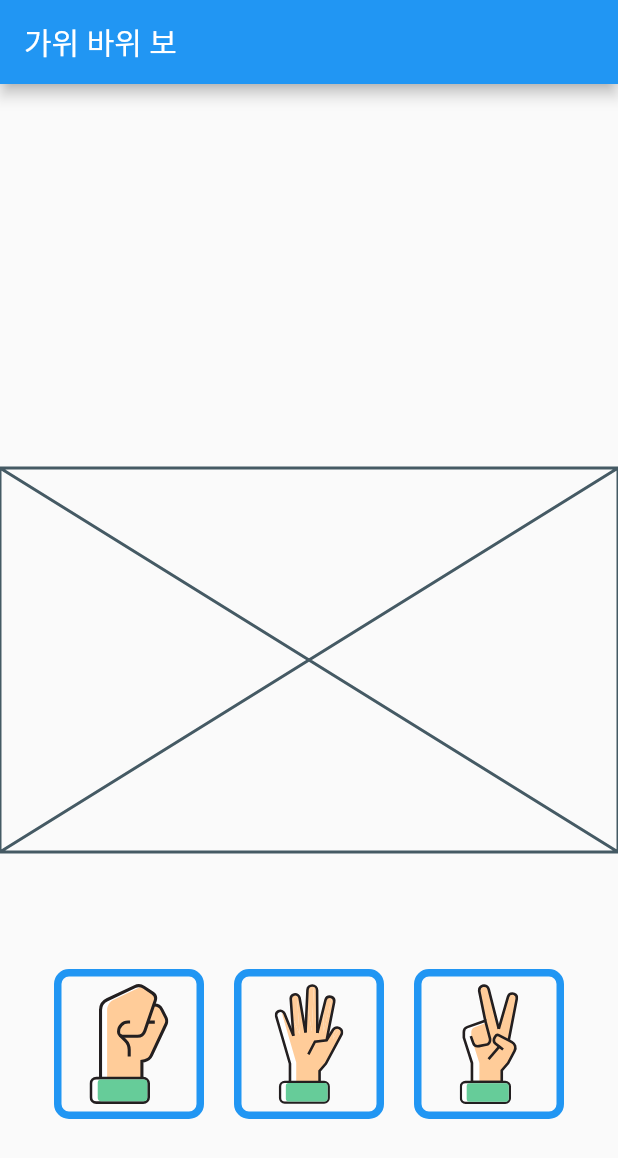
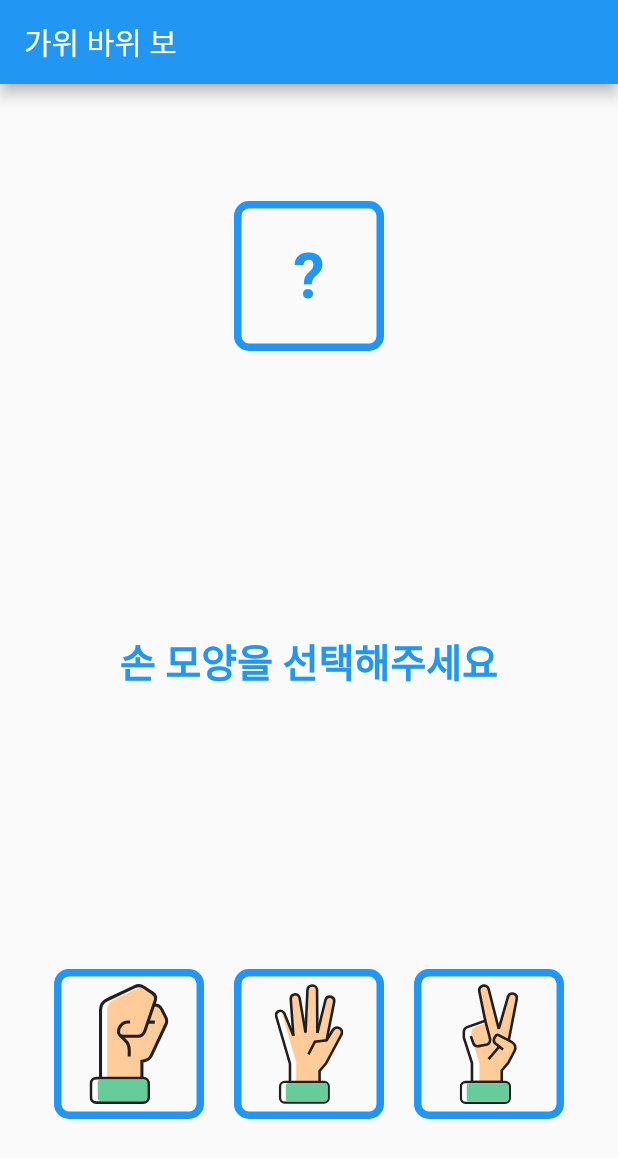
Before and after one commit to JangWoojun/flutter_rsp, a Flutter app: the screen it shows after launch, on a phone screen of 412 x 824 dp. Shown: the top 1158 px of the screen. Run offline on Flutter 3.47's test engine with Material 2 defaults, Android fonts, the phone set to English and light mode, and no system bars; our stand-ins replace flutter_svg.

Commit message:
게임 로직 완성

```diff
--- /dev/null
+++ b/lib/game/enum.dart
@@ -0,0 +1,17 @@
+const imagePath = "assets/images/";
+
+enum InputItem {
+  rock, paper, scissors;
+
+  String get path => "$imagePath/${name[0]}.svg";
+}
+
+enum Result {
+  playerWin('Player 승리'),
+  draw('무승부'),
+  cpuWin('Player 패배');
+
+  const Result(this.displayString);
+
+  final String displayString;
+}
--- a/lib/game/input_item.dart
+++ /dev/null
@@ -1,7 +0,0 @@
-const imagePath = "assets/images/";
-
-enum InputItem {
-  rock, paper, scissors;
-
-  String get path => "$imagePath/${name[0]}.svg";
-}
--- a/lib/game/widget/ai_input.dart
+++ b/lib/game/widget/ai_input.dart
@@ -1,19 +1,39 @@
 import 'package:flutter/material.dart';
+import 'package:flutter_rsp/game/enum.dart';
+import 'package:flutter_rsp/game/widget/input_card.dart';
+import 'package:flutter_svg/svg.dart';
 
 class AiInput extends StatelessWidget {
-  const AiInput({required this.isEnd, super.key});
+  const AiInput({required this.isEnd, required this.aiInput, super.key});
+
   final bool isEnd;
+  final InputItem aiInput;
 
   @override
   Widget build(BuildContext context) {
+    return getAiInput();
+  }
+
+  Widget getAiInput() {
     if (isEnd) {
-      return Scaffold();
+      return Center(child: InputCard(imagePath: aiInput.path, isAi: true));
     } else {
-      return Row(
-        children: [],
+      return Center(
+        child: Container(
+          width: 100,
+          height: 100,
+          padding: const EdgeInsets.all(5),
+          decoration: BoxDecoration(
+              border: Border.all(color: Colors.blue, width: 5),
+              borderRadius: BorderRadius.circular(10)),
+          child: const Center(
+            child: Text(
+              "?",
+              style: TextStyle(fontSize: 42, color: Colors.blue, fontWeight: FontWeight.bold),
+            ),
+          ),
+        ),
       );
     }
   }
-
-
 }
--- a/lib/game/widget/game_result.dart
+++ b/lib/game/widget/game_result.dart
@@ -1,11 +1,51 @@
 import 'package:flutter/material.dart';
 
+import '../enum.dart';
+
 class GameResult extends StatelessWidget {
-  const GameResult({required this.isEnd, super.key});
+  const GameResult({required this.isEnd, this.result, required this.callback, super.key});
+
   final bool isEnd;
+  final Result? result;
+  final VoidCallback callback;
 
   @override
   Widget build(BuildContext context) {
-    return const Placeholder();
+    if (isEnd) {
+      return Center(
+          child: Column(
+        children: [
+          Container(
+            margin: const EdgeInsets.only(top: 20),
+            child: Text(
+              result!.displayString,
+              style: const TextStyle(
+                  color: Colors.blue, fontSize: 32, fontWeight: FontWeight.bold),
+            ),
+          ),
+          GestureDetector(
+            onTap: () => callback.call(),
+            child: Container(
+              margin: const EdgeInsets.only(top: 60),
+              padding: const EdgeInsets.all(8),
+              decoration: BoxDecoration(
+                  border: Border.all(color: Colors.blue, width: 3),
+                  borderRadius: BorderRadius.circular(10)),
+              child: const Text(
+                "다시하기",
+                style: TextStyle(fontSize: 22, color: Colors.blue, fontWeight: FontWeight.bold),
+              ),
+            ),
+          )
+        ],
+      ));
+    }
+    return const Center(
+      child: Text(
+        "손 모양을 선택해주세요",
+        style: TextStyle(
+            color: Colors.blue, fontSize: 26, fontWeight: FontWeight.bold),
+      ),
+    );
   }
 }
--- a/lib/game/widget/my_input.dart
+++ b/lib/game/widget/my_input.dart
@@ -1,29 +1,38 @@
 import 'package:flutter/material.dart';
-import 'package:flutter_rsp/game/input_item.dart';
+import 'package:flutter_rsp/game/enum.dart';
 
 import 'input_card.dart';
 
 class MyInput extends StatelessWidget {
-  const MyInput({required this.isEnd, super.key});
-
+  const MyInput({required this.isEnd, required this.callback, this.userInput, super.key});
   final bool isEnd;
+  final Function(InputItem) callback;
+  final InputItem? userInput;
 
   @override
   Widget build(BuildContext context) {
     if (isEnd) {
-      return const Placeholder();
+      return Row(
+        mainAxisSize: MainAxisSize.max,
+        mainAxisAlignment: MainAxisAlignment.center,
+        children: [
+          SizedBox.shrink(),
+          InputCard(imagePath: userInput!.path, isAi: false),
+          SizedBox.shrink(),
+        ],
+      ) ;
     }
     return Row(
       mainAxisSize: MainAxisSize.max,
       mainAxisAlignment: MainAxisAlignment.center,
-      children: getInputs(),
+      children: getInputs(callback),
     );
   }
 
-  List<Widget> getInputs() {
+  List<Widget> getInputs(Function(InputItem) callback) {
     return InputItem.values
         .map(
-          (imagePath) => InputCard(imagePath: imagePath.path, isAi: false),
+          (type) => InkWell(onTap: () => callback.call(type), child: InputCard(imagePath: type.path, isAi: false)),
         )
         .toList();
   }
--- a/lib/main.dart
+++ b/lib/main.dart
@@ -1,4 +1,7 @@
+import 'dart:math';
+
 import 'package:flutter/material.dart';
+import 'package:flutter_rsp/game/enum.dart';
 
 import 'game/widget/ai_input.dart';
 import 'game/widget/game_result.dart';
@@ -27,21 +30,77 @@ class RSP extends StatefulWidget {
 
 class _RSPState extends State<RSP> {
   late bool isEnd;
+  late InputItem aiInput;
+  InputItem? userInput;
 
   @override
   void initState() {
     super.initState();
     isEnd = false;
+    setAiInput();
   }
 
   @override
   Widget build(BuildContext context) {
     return Column(
       children: [
-        Expanded(child: AiInput(isEnd: isEnd,)),
-        Expanded(child: GameResult(isEnd: isEnd,)),
-        Expanded(child: MyInput(isEnd: isEnd,)),
+        Expanded(child: AiInput(isEnd: isEnd, aiInput: aiInput,)),
+        Expanded(child: GameResult(isEnd: isEnd, result: getResult(), callback: reset,)),
+        Expanded(child: MyInput(isEnd: isEnd, callback: setUserInput, userInput: userInput,)),
       ],
     );
   }
+
+  void reset() {
+    setState(() {
+      isEnd = false;
+      setAiInput();
+    });
+  }
+
+  void setUserInput(InputItem newUserInput) {
+    setState(() {
+      isEnd = true;
+      userInput = newUserInput;
+    });
+  }
+
+  void setAiInput() {
+    final random = Random();
+    aiInput = InputItem.values[random.nextInt(3)];
+  }
+
+  Result? getResult() {
+    if (userInput == null) return null;
+
+    switch (userInput!) {
+      case InputItem.rock:
+        switch (aiInput) {
+          case InputItem.rock:
+            return Result.draw;
+          case InputItem.scissors:
+            return Result.playerWin;
+          case InputItem.paper:
+            return Result.cpuWin;
+        }
+      case InputItem.scissors:
+        switch (aiInput) {
+          case InputItem.rock:
+            return Result.cpuWin;
+          case InputItem.scissors:
+            return Result.draw;
+          case InputItem.paper:
+            return Result.playerWin;
+        }
+      case InputItem.paper:
+        switch (aiInput) {
+          case InputItem.rock:
+            return Result.playerWin;
+          case InputItem.scissors:
+            return Result.cpuWin;
+          case InputItem.paper:
+            return Result.draw;
+        }
+    }
+  }
 }
```
